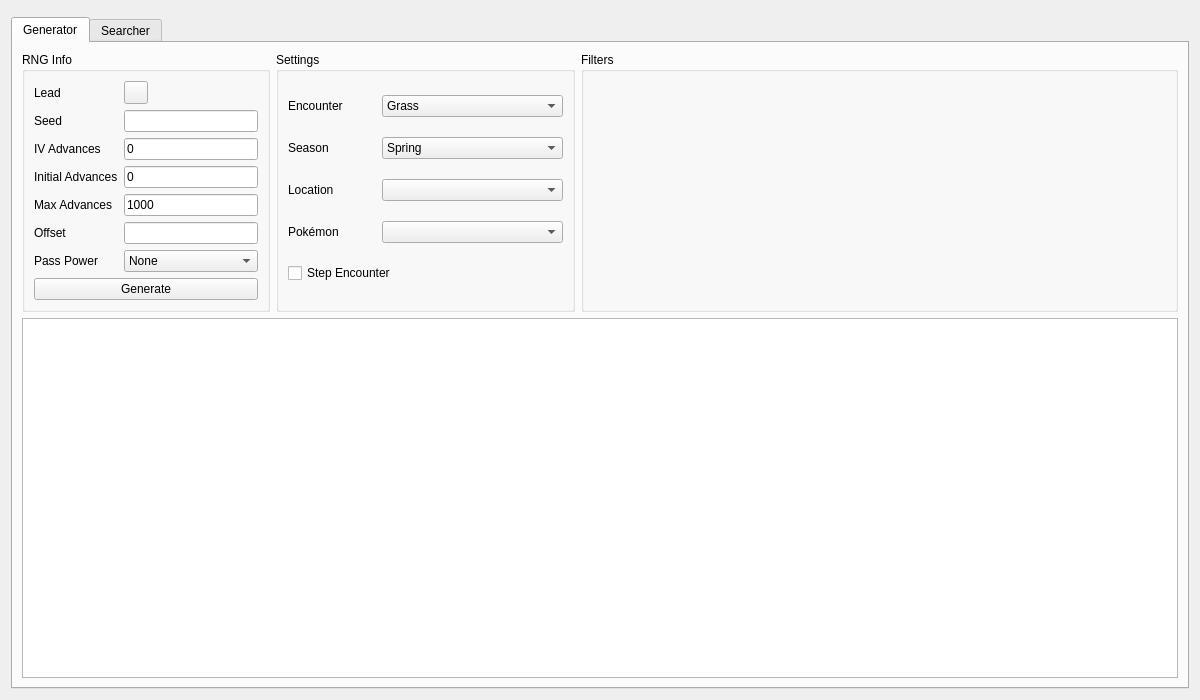
This is Form/Gen5/Wild5.ui in Admiral-Fish/PokeFinder as Qt 5 draws it before an edit. The edited form follows.
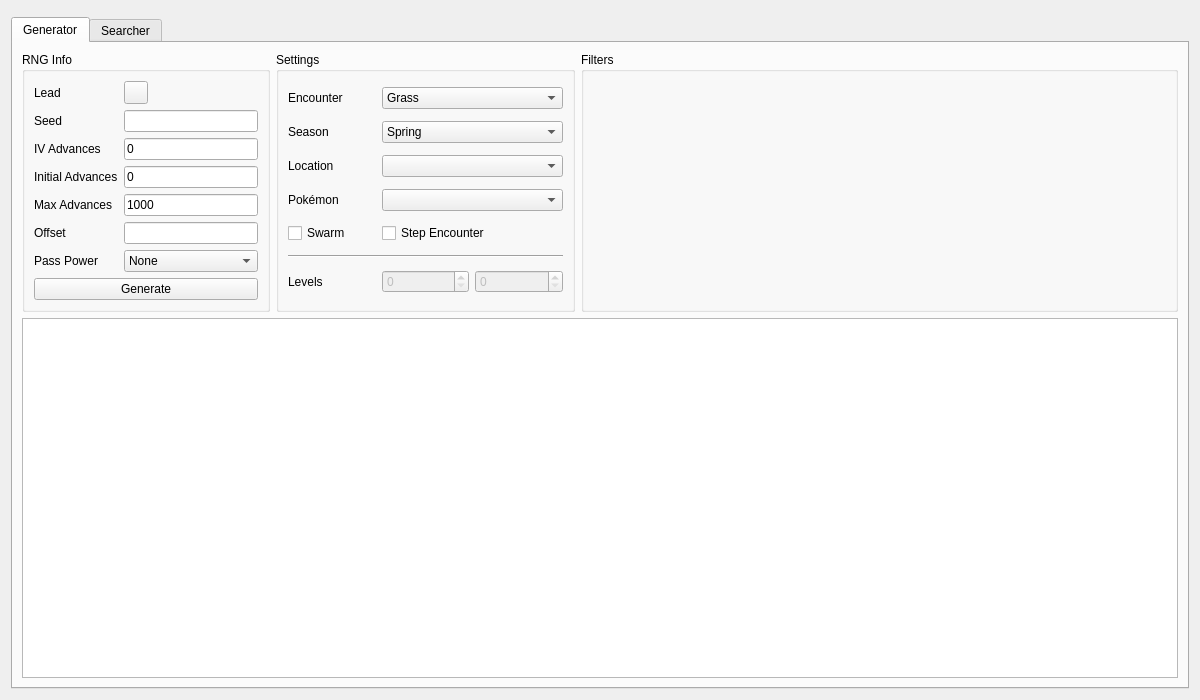
This is the edited form. Custom widgets are drawn as their Qt base class.

The edit to the form file:
```diff
--- a/Form/Gen5/Wild5.ui
+++ b/Form/Gen5/Wild5.ui
@@ -273,13 +273,54 @@
           <item row="3" column="1" colspan="2">
            <widget class="ComboBox" name="comboBoxGeneratorPokemon"/>
           </item>
-          <item row="4" column="0" colspan="2">
+          <item row="4" column="0">
+           <widget class="QCheckBox" name="checkBoxGeneratorSwarm">
+            <property name="text">
+             <string>Swarm</string>
+            </property>
+           </widget>
+          </item>
+          <item row="4" column="1" colspan="2">
            <widget class="QCheckBox" name="checkBoxGeneratorMovingTrigger">
             <property name="text">
              <string>Step Encounter</string>
             </property>
            </widget>
           </item>
+          <item row="6" column="0" colspan="3">
+           <widget class="Line" name="line">
+            <property name="orientation">
+             <enum>Qt::Orientation::Horizontal</enum>
+            </property>
+           </widget>
+          </item>
+          <item row="7" column="0">
+           <widget class="QLabel" name="labelGeneratorLevel">
+            <property name="text">
+             <string>Levels</string>
+            </property>
+           </widget>
+          </item>
+          <item row="7" column="1">
+           <widget class="QSpinBox" name="spinBoxGeneratorLevelMin">
+            <property name="enabled">
+             <bool>false</bool>
+            </property>
+            <property name="maximum">
+             <number>100</number>
+            </property>
+           </widget>
+          </item>
+          <item row="7" column="2">
+           <widget class="QSpinBox" name="spinBoxGeneratorLevelMax">
+            <property name="enabled">
+             <bool>false</bool>
+            </property>
+            <property name="maximum">
+             <number>100</number>
+            </property>
+           </widget>
+          </item>
          </layout>
         </widget>
        </item>
```
Left out of the diff: 19 changed lines with no effect on the pictures.
